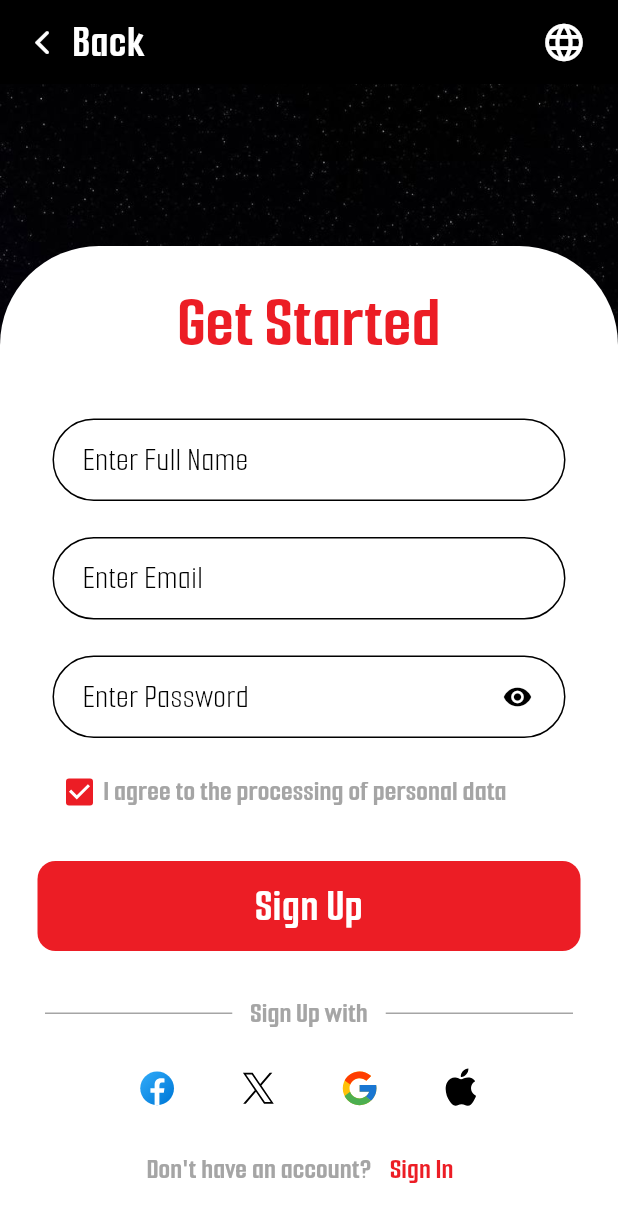
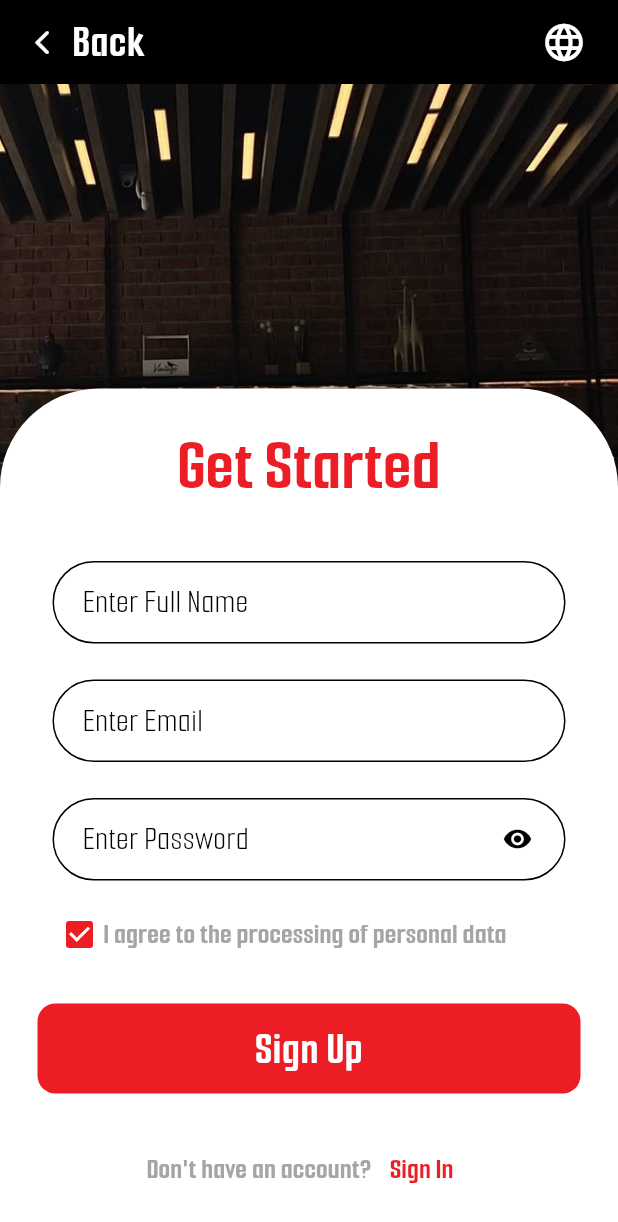
Before and after one commit to CodeByQafar/hackathon_mobile, a Flutter app: the SignUpView screen opened directly, on a phone screen of 412 x 824 dp. Shown: the top 1222 px of the screen. Run offline on Flutter 3.47's test engine with Material 3 defaults, Android fonts, the phone set to English and light mode, and no system bars; our stand-ins replace easy_localization, flutter_iconly, flutter_svg, hive, hive_flutter, pinput; missing offline and left inert: akar_icons_flutter, carbon_icons, country_flags; accounts and stored records are empty.

Commit message:
backgorun photo changed

```diff
--- a/lib/main.dart
+++ b/lib/main.dart
@@ -66,7 +66,7 @@ class MainApp extends StatelessWidget {
       darkTheme: AppTheme().darkTheme,
       theme: AppTheme().lightTheme,
       themeMode: settingsViewModel.themeMode,
-      home: HomeView(),
+      home: SplashView(),
       title: "Hackathon Mobile",
       localizationsDelegates: context.localizationDelegates,
       supportedLocales: context.supportedLocales,
--- a/lib/src/feature/auth/screens/signin_view.dart
+++ b/lib/src/feature/auth/screens/signin_view.dart
@@ -211,8 +211,8 @@ class _SignInViewState extends State<SignInView> with NavigatornMixinStateful {
                                 },
                               ),
 
-                              DividerText(text: 'auth.sign_in_with'.tr()),
-                              SignWidthIcons(),
+                              // DividerText(text: 'auth.sign_in_with'.tr()),
+                              // SignWidthIcons(),
 
                               TextWidthButton(
                                 text: 'auth.dont_have_account'.tr(),
--- a/lib/src/feature/auth/screens/signup_view.dart
+++ b/lib/src/feature/auth/screens/signup_view.dart
@@ -211,8 +211,8 @@ class _SignUpViewState extends State<SignUpView> with NavigatornMixinStateful {
                                 },
                               ),
 
-                              DividerText(text: "auth.sign_up_with".tr()),
-                              SignWidthIcons(),
+                              // DividerText(text: "auth.sign_up_with".tr()),
+                              // SignWidthIcons(),
 
                               TextWidthButton(
                                 text: "auth.dont_have_account".tr(),
--- a/lib/src/feature/auth/screens/widgets/divider/divider_text.dart
+++ b/lib/src/feature/auth/screens/widgets/divider/divider_text.dart
@@ -1,36 +1,36 @@
 
-import 'package:flutter/material.dart';
+// import 'package:flutter/material.dart';
 
-import '../../../../../core/utils/padding.dart';
+// import '../../../../../core/utils/padding.dart';
 
-class DividerText extends StatelessWidget {
-  const DividerText({
-    super.key,required this.text
-  });
-final String text;
-final double indent=12;
-  @override
-  Widget build(BuildContext context) {
-    return Padding(
-      padding: Paddings.dividerTextPadding,
-      child: Row(
-        mainAxisAlignment: MainAxisAlignment.center,
-        children: [
-          Expanded(
-            child: Divider(
-              endIndent: indent,
-              color: Theme.of(context).dividerColor,
-            ),
-          ),
-          Text(text,style: Theme.of(context).textTheme.titleSmall),
-          Expanded(
-            child: Divider(
-              indent: indent,
-              color: Theme.of(context).dividerColor,
-            ),
-          ),
-        ],
-      ),
-    );
-  }
-}
+// class DividerText extends StatelessWidget {
+//   const DividerText({
+//     super.key,required this.text
+//   });
+// final String text;
+// final double indent=12;
+//   @override
+//   Widget build(BuildContext context) {
+//     return Padding(
+//       padding: Paddings.dividerTextPadding,
+//       child: Row(
+//         mainAxisAlignment: MainAxisAlignment.center,
+//         children: [
+//           Expanded(
+//             child: Divider(
+//               endIndent: indent,
+//               color: Theme.of(context).dividerColor,
+//             ),
+//           ),
+//           Text(text,style: Theme.of(context).textTheme.titleSmall),
+//           Expanded(
+//             child: Divider(
+//               indent: indent,
+//               color: Theme.of(context).dividerColor,
+//             ),
+//           ),
+//         ],
+//       ),
+//     );
+//   }
+// }
```
Also changed, not shown: assets/images/app_icon_backgoundles.png (deleted), assets/images/background.jpeg.
